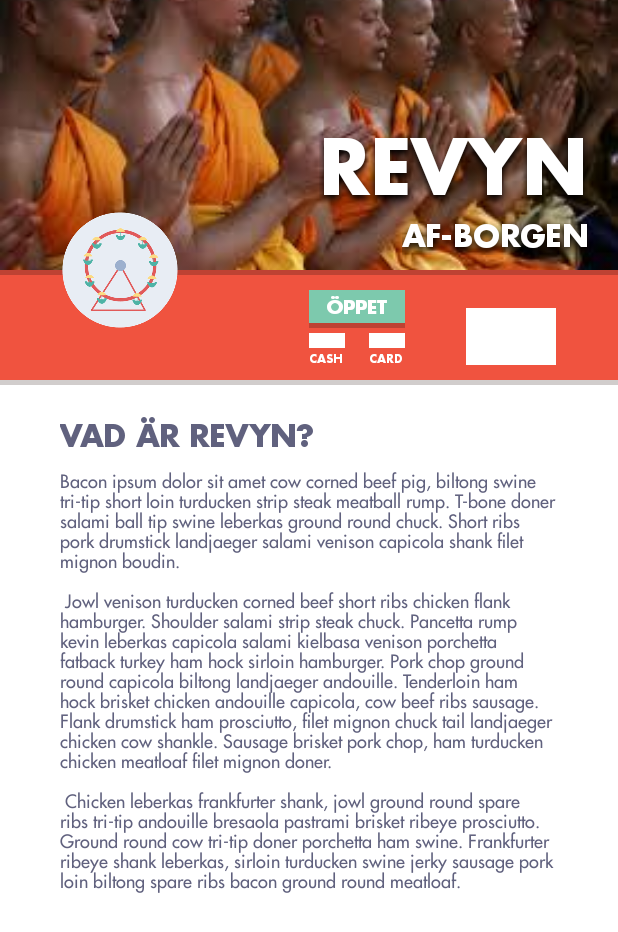
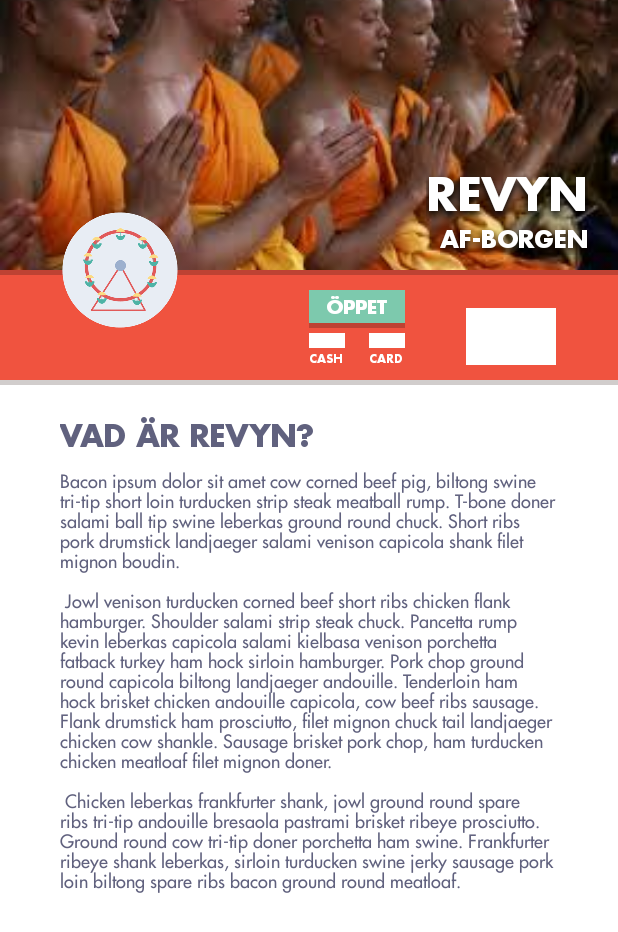
Before and after one commit to karlmarkuslarsson/lundakarnevalen-android, an Android app: the layout fragment_landing_page.xml on its own in the app's theme, with its tools: preview values and no code run, on a phone screen of 412 x 824 dp. Shown: the top 932 px of the screen. Run offline under Robolectric (Android 15) with nearby library versions, the phone set to English and light mode, and no system bars.

Commit message:
Fixed textSize on landing page, which was huge on 1080p

```diff
--- a/futural-extern-android/src/main/res/layout/element_lk_list.xml
+++ b/futural-extern-android/src/main/res/layout/element_lk_list.xml
@@ -6,7 +6,6 @@
     android:padding="10dp"
     tools:context=".ContentActivity">
     <!-- ^ Wrapper Layout to create margin between elements -->
-
 
     <RelativeLayout
         android:layout_width="match_parent"
--- a/futural-extern-android/src/main/res/layout/fragment_landing_page.xml
+++ b/futural-extern-android/src/main/res/layout/fragment_landing_page.xml
@@ -7,12 +7,13 @@
     >
     <RelativeLayout
         android:layout_width="match_parent"
-        android:layout_height="match_parent"
+        android:layout_height="wrap_content"
         >
     <RelativeLayout
         android:id="@+id/header"
         android:layout_width="match_parent"
         android:layout_height="180dp">
+
         <ImageView
             android:layout_width="match_parent"
             android:layout_height="match_parent"
@@ -33,7 +34,7 @@
             android:shadowRadius="6"
             android:shadowDy="4"
             android:shadowColor="@color/black"
-            android:textSize="20dp"/>
+            android:textSize="16sp"/>
 
         <se.lundakarnevalen.extern.widget.LKTextView
             android:text="REVYN"
@@ -43,7 +44,7 @@
             android:layout_height="wrap_content"
             android:layout_alignParentRight="true"
             android:layout_marginRight="20dp"
-            android:textSize="50dp"
+            android:textSize="30sp"
             android:shadowRadius="6"
             android:shadowDy="4"
             android:shadowColor="@color/black"
@@ -73,8 +74,8 @@
                 <LinearLayout
                     android:layout_width="0dp"
                     android:layout_height="match_parent"
-                    android:layout_weight="1"
-                    ></LinearLayout>
+                    android:layout_weight="1" >
+                </LinearLayout>
             <RelativeLayout
                 android:layout_width="0dp"
                 android:layout_height="match_parent"
@@ -109,9 +110,8 @@
                     android:layout_width="wrap_content"
                     android:layout_height="wrap_content"
                     android:layout_marginTop="3dp"
-                    android:layout_below="@id/open_box"
+                    android:layout_below="@id/open_box">
 
-                    >
                     <ImageView
                         android:id="@+id/cash_picture"
                         android:layout_width="24dp"
@@ -119,6 +119,7 @@
                         android:paddingLeft="3dp"
                         android:paddingTop="3dp"
                         android:background="@color/white"/>
+
                     <se.lundakarnevalen.extern.widget.LKTextView
                         android:text="@string/cash"
                         android:id="@+id/open_info"
```
